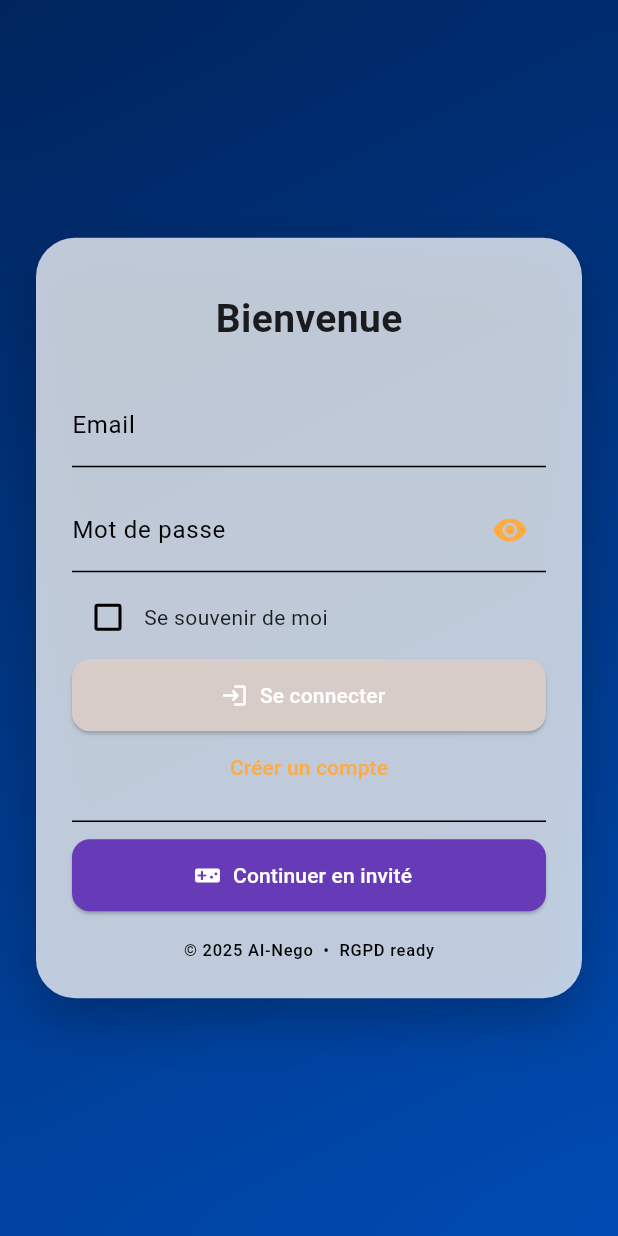
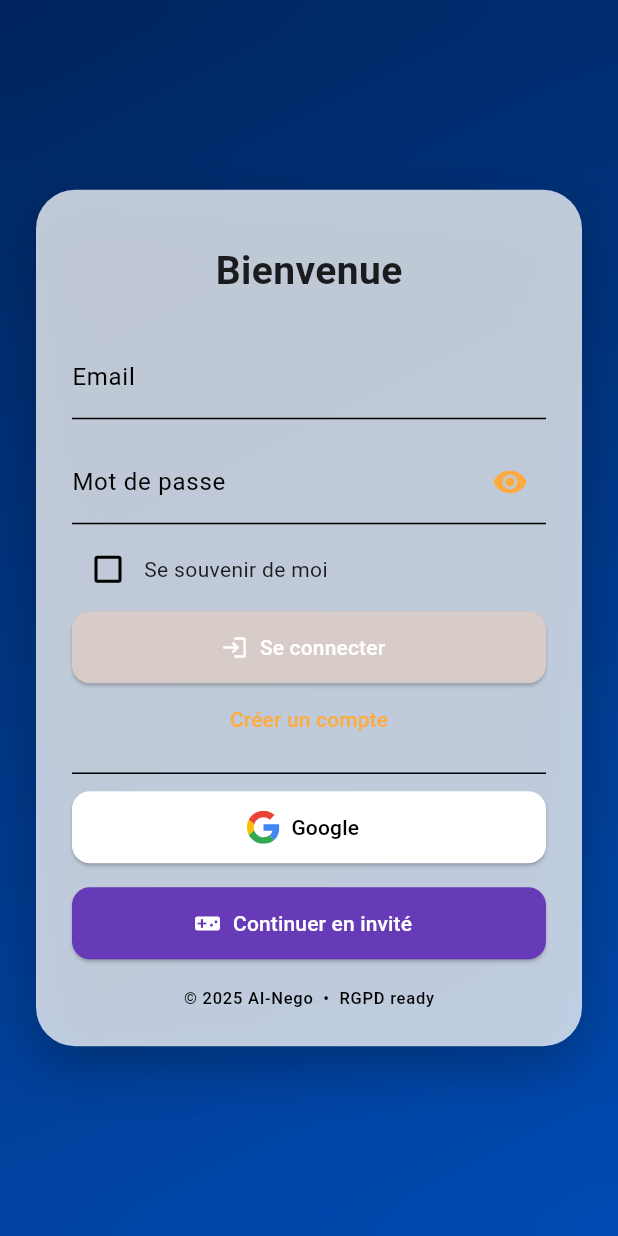
Before and after one commit to usasin/quiz_commercial2024, a Flutter app: the screen it shows after launch, after a tap on "Se connecter", on a phone screen of 412 x 824 dp. Run offline on Flutter 3.47's test engine with Material 3 defaults, Android fonts, the phone set to English and light mode, and no system bars; our stand-ins replace audioplayers, auto_size_text, cached_network_image, cloud_firestore, easy_localization, firebase_auth and 22 more; missing offline and left inert: app_tracking_transparency, flutter_sound; accounts and stored records are empty; network calls fail.

Commit message:
Update login_screen.dart

```diff
--- a/lib/screens/login_screen.dart
+++ b/lib/screens/login_screen.dart
@@ -1,20 +1,26 @@
-// login_screen.dart — refonte UI 2025 (e-mail + invité uniquement)
-// ignore_for_file: use_build_context_synchronously, avoid_print
+// login_screen.dart — refonte UI 2025 (corrected)
+// ignore_for_file: avoid_print
 
+import 'dart:convert';
+import 'dart:io';
+import 'dart:math';
+import 'dart:ui' show ImageFilter;
 
-import 'dart:ui';
-
+import 'package:app_tracking_transparency/app_tracking_transparency.dart';
 import 'package:cloud_firestore/cloud_firestore.dart';
+import 'package:crypto/crypto.dart';
 import 'package:easy_localization/easy_localization.dart';
 import 'package:firebase_auth/firebase_auth.dart';
 import 'package:firebase_messaging/firebase_messaging.dart';
 import 'package:flutter/material.dart';
+import 'package:flutter_secure_storage/flutter_secure_storage.dart';
+import 'package:flutter_svg/flutter_svg.dart';
 import 'package:google_mobile_ads/google_mobile_ads.dart';
+import 'package:google_sign_in/google_sign_in.dart';
+import 'package:sign_in_with_apple/sign_in_with_apple.dart';
 import 'package:shared_preferences/shared_preferences.dart';
 
 import '../ad_manager.dart';
-
-/*───────────────────────────────────────────────────────────*/
 
 class LoginScreen extends StatefulWidget {
   const LoginScreen({super.key});
@@ -22,16 +28,20 @@ class LoginScreen extends StatefulWidget {
   State<LoginScreen> createState() => _LoginScreenState();
 }
 
+/*───────────────────────────────────────────────────────────*/
+
 class _LoginScreenState extends State<LoginScreen> {
   /* ------------- Instances ------------- */
-  final _auth  = FirebaseAuth.instance;
+  final _auth = FirebaseAuth.instance;
+  final _googleSignIn = GoogleSignIn();
   final _email = TextEditingController();
-  final _pass  = TextEditingController();
-  final _name  = TextEditingController();
+  final _pass = TextEditingController();
+  final _name = TextEditingController();
+  final _secure = const FlutterSecureStorage();
 
   /* ------------- UI states ------------- */
-  bool _obscure   = true;
-  bool _remember  = false;
+  bool _obscure = true;
+  bool _remember = false;
   bool _loginMode = true;
 
   /* ------------- Ad banner ------------- */
@@ -44,21 +54,32 @@ class _LoginScreenState extends State<LoginScreen> {
   @override
   void initState() {
     super.initState();
+    _requestATTIfNeeded();
     _loadInfo();
     _initBanner();
     if (_auth.currentUser != null) {
-      WidgetsBinding.instance.addPostFrameCallback(
-            (_) => Navigator.pushReplacementNamed(context, '/chapter_menu'),
-      );
+      WidgetsBinding.instance.addPostFrameCallback((_) {
+        if (!mounted) return;
+        Navigator.pushReplacementNamed(context, '/chapter_menu');
+      });
+    }
+  }
+
+  Future<void> _requestATTIfNeeded() async {
+    if (Platform.isIOS) {
+      final status = await AppTrackingTransparency.trackingAuthorizationStatus;
+      if (status == TrackingStatus.notDetermined) {
+        await AppTrackingTransparency.requestTrackingAuthorization();
+      }
     }
   }
 
   void _initBanner() {
     _banner = BannerAd(
-      adUnitId : AdManager.bannerAdUnitId,
-      size     : AdSize.banner,
-      listener : BannerAdListener(
-        onAdLoaded    : (_) => setState(() => _bannerReady = true),
+      adUnitId: AdManager.bannerAdUnitId,
+      size: AdSize.banner,
+      listener: BannerAdListener(
+        onAdLoaded: (_) => setState(() => _bannerReady = true),
         onAdFailedToLoad: (ad, err) => ad.dispose(),
       ),
       request: const AdRequest(),
@@ -75,54 +96,62 @@ class _LoginScreenState extends State<LoginScreen> {
   }
 
   /* ******************************************************* */
-  /*  PREFERENCES                                            */
+  /*  PREFERENCES & SECURE STORAGE                           */
   /* ******************************************************* */
   Future<void> _loadInfo() async {
     final prefs = await SharedPreferences.getInstance();
+    final storedPass = await _secure.read(key: 'password');
+    if (!mounted) return;
     setState(() {
-      _email.text = prefs.getString('email')    ?? '';
-      _pass.text  = prefs.getString('password') ?? '';
-      _remember   = prefs.getBool('rememberMe') ?? false;
+      _email.text = prefs.getString('email') ?? '';
+      _pass.text = storedPass ?? '';
+      _remember = prefs.getBool('rememberMe') ?? false;
     });
   }
 
   Future<void> _saveInfo() async {
-    if (!_remember) return;
-    final p = await SharedPreferences.getInstance();
-    p
-      ..setString('email', _email.text)
-      ..setString('password', _pass.text)
-      ..setBool('rememberMe', true);
+    final prefs = await SharedPreferences.getInstance();
+    if (_remember) {
+      await prefs.setString('email', _email.text);
+      await prefs.setBool('rememberMe', true);
+      await _secure.write(key: 'password', value: _pass.text);
+    } else {
+      await prefs.remove('email');
+      await prefs.remove('rememberMe');
+      await _secure.delete(key: 'password');
+    }
   }
 
   /* ******************************************************* */
   /*  FIREBASE HELPERS                                       */
   /* ******************************************************* */
   Future<void> _ensureUserDoc(User u, {String? displayName}) async {
-    final ref  = FirebaseFirestore.instance.collection('users').doc(u.uid);
+    final ref = FirebaseFirestore.instance.collection('users').doc(u.uid);
     final snap = await ref.get();
 
     await ref.set({
-      'name'    : displayName ?? u.displayName ?? 'Invité',
-      'email'   : u.email ?? '',
+      'name': displayName ?? u.displayName ?? 'Invité',
+      'email': u.email ?? '',
       'photoURL': u.photoURL ?? '',
     }, SetOptions(merge: true));
 
     if (!snap.exists) {
       await ref.set({
-        'createdAt'      : FieldValue.serverTimestamp(),
-        'chapters'       : {},
-        'totalScore'     : 0,
-        'unlockedLevels' : {},
+        'createdAt': FieldValue.serverTimestamp(),
+        'chapters': {},
+        'totalScore': 0,
+        'unlockedLevels': {},
         'unlockedModules': {},
-        'lastChapterId'  : '',
+        'lastChapterId': '',
         'scrollPositions': {},
       }, SetOptions(merge: true));
     }
 
+    // Demande de permission notifications (iOS ≥ 10 / Android 13+)
+    await FirebaseMessaging.instance.requestPermission();
     final token = await FirebaseMessaging.instance.getToken();
     if (token != null) {
-      ref.set({'fcmToken': token}, SetOptions(merge: true));
+      await ref.set({'fcmToken': token}, SetOptions(merge: true));
     }
   }
 
@@ -133,9 +162,10 @@ class _LoginScreenState extends State<LoginScreen> {
     if (_email.text.isEmpty || _pass.text.isEmpty) return;
     try {
       await _auth.signInWithEmailAndPassword(
-          email: _email.text.trim(), password: _pass.text);
+          email: _email.text, password: _pass.text);
       await _saveInfo();
       await _ensureUserDoc(_auth.currentUser!);
+      if (!mounted) return;
       Navigator.pushReplacementNamed(context, '/chapter_menu');
     } on FirebaseAuthException catch (e) {
       _snack(e.message ?? 'Erreur');
@@ -146,8 +176,9 @@ class _LoginScreenState extends State<LoginScreen> {
     if ([_name.text, _email.text, _pass.text].any((e) => e.isEmpty)) return;
     try {
       final cred = await _auth.createUserWithEmailAndPassword(
-          email: _email.text.trim(), password: _pass.text);
-      await _ensureUserDoc(cred.user!, displayName: _name.text.trim());
+          email: _email.text, password: _pass.text);
+      await _ensureUserDoc(cred.user!, displayName: _name.text);
+      if (!mounted) return;
       _snack('Inscription réussie, connecte-toi 👍');
       setState(() {
         _loginMode = true;
@@ -158,13 +189,56 @@ class _LoginScreenState extends State<LoginScreen> {
     }
   }
 
+  Future<void> _google() async {
+    try {
+      final gUser = await _googleSignIn.signIn();
+      if (gUser == null) return;
+      final gAuth = await gUser.authentication;
+      final cred = GoogleAuthProvider.credential(
+          idToken: gAuth.idToken, accessToken: gAuth.accessToken);
+      final res = await _auth.signInWithCredential(cred);
+      await _ensureUserDoc(res.user!);
+      if (!mounted) return;
+      Navigator.pushReplacementNamed(context, '/chapter_menu');
+    } catch (e) {
+      _snack('Erreur Google : $e');
+    }
+  }
+
+  Future<void> _apple() async {
+    try {
+      final rawNonce = _generateNonce();
+      final nonce = _sha256OfString(rawNonce);
+
+      final appleId = await SignInWithApple.getAppleIDCredential(
+        scopes: [AppleIDAuthorizationScopes.email, AppleIDAuthorizationScopes.fullName],
+        nonce: nonce,
+      );
+
+      final cred = OAuthProvider('apple.com').credential(
+        idToken: appleId.identityToken,
+        rawNonce: rawNonce,
+      );
+
+      final res = await _auth.signInWithCredential(cred);
+      await _ensureUserDoc(res.user!,
+          displayName:
+          '${appleId.givenName ?? ''} ${appleId.familyName ?? ''}'.trim());
+      if (!mounted) return;
+      Navigator.pushReplacementNamed(context, '/chapter_menu');
+    } catch (e) {
+      _snack('Erreur Apple : $e');
+    }
+  }
+
   Future<void> _guest() async {
     try {
       final res = await _auth.signInAnonymously();
       await _ensureUserDoc(res.user!, displayName: 'Invité');
+      if (!mounted) return;
       Navigator.pushReplacementNamed(context, '/chapter_menu');
     } on FirebaseAuthException catch (e) {
-      _snack('Invité : ${e.message}');
+      _snack('Invité: ${e.message}');
     }
   }
 
@@ -175,10 +249,27 @@ class _LoginScreenState extends State<LoginScreen> {
       ScaffoldMessenger.of(context).showSnackBar(SnackBar(content: Text(m)));
 
   InputDecoration _dec(String label, {Widget? icon}) => InputDecoration(
-    labelText : label,
-    border    : const UnderlineInputBorder(),
+    labelText: label,
+    border: const UnderlineInputBorder(),
     suffixIcon: icon,
   );
+
+  /* ******************************************************* */
+  /*  NONCE HELPERS                                          */
+  /* ******************************************************* */
+  String _generateNonce([int length = 32]) {
+    const charset =
+        '0123456789ABCDEFGHIJKLMNOPQRSTUVXYZabcdefghijklmnopqrstuvwxyz-._';
+    final rand = Random.secure();
+    return List.generate(
+        length, (_) => charset[rand.nextInt(charset.length)]).join();
+  }
+
+  String _sha256OfString(String input) {
+    final bytes = utf8.encode(input);
+    final digest = sha256.convert(bytes);
+    return digest.toString();
+  }
 
   /* ******************************************************* */
   /*  BUILD                                                  */
@@ -200,16 +291,13 @@ class _LoginScreenState extends State<LoginScreen> {
             decoration: const BoxDecoration(
               gradient: LinearGradient(
                   colors: [Color(0xff002d74), Color(0xff005ee0)],
-                begin : Alignment.topLeft,
-                end   : Alignment.bottomRight,
-              ),
+                  begin: Alignment.topLeft,
+                  end: Alignment.bottomRight),
             ),
           ),
           BackdropFilter(
               filter: ImageFilter.blur(sigmaX: 20, sigmaY: 20),
-            child : Container(color: Colors.black.withOpacity(.2)),
-          ),
-
+              child: Container(color: Colors.black.withOpacity(.2))),
           // ---- carte login
           Center(
             child: SingleChildScrollView(
@@ -217,14 +305,13 @@ class _LoginScreenState extends State<LoginScreen> {
               child: Container(
                 padding: const EdgeInsets.all(24),
                 decoration: BoxDecoration(
-                  color        : colors.surface.withOpacity(.75),
-                  borderRadius : BorderRadius.circular(26),
-                  boxShadow    : [
+                  color: colors.background.withOpacity(.75),
+                  borderRadius: BorderRadius.circular(26),
+                  boxShadow: [
                     BoxShadow(
                         color: Colors.black.withOpacity(.25),
                         blurRadius: 30,
-                      offset: const Offset(0, 14),
-                    )
+                        offset: const Offset(0, 14))
                   ],
                 ),
                 child: Column(
@@ -238,23 +325,21 @@ class _LoginScreenState extends State<LoginScreen> {
                     ),
                     const SizedBox(height: 24),
 
+                    // ------------ champs
                     if (!_loginMode)
                       TextField(
                           controller: _name,
                           textCapitalization: TextCapitalization.words,
-                        decoration: _dec('Nom'.tr()),
-                      ),
+                          decoration: _dec('Nom'.tr())),
                     TextField(
                         controller: _email,
                         keyboardType: TextInputType.emailAddress,
-                      decoration: _dec('Email'.tr()),
-                    ),
+                        decoration: _dec('Email'.tr())),
                     const SizedBox(height: 14),
                     TextField(
-                      controller : _pass,
+                      controller: _pass,
                       obscureText: _obscure,
-                      decoration : _dec(
-                        'Mot de passe'.tr(),
+                      decoration: _dec('Mot de passe'.tr(),
                           icon: IconButton(
                               icon: Icon(
                                   _obscure
@@ -262,36 +347,28 @@ class _LoginScreenState extends State<LoginScreen> {
                                       : Icons.visibility_off,
                                   color: colors.primary),
                               onPressed: () =>
-                              setState(() => _obscure = !_obscure),
-                        ),
-                      ),
+                                  setState(() => _obscure = !_obscure))),
                     ),
 
+                    // ------------ remember + bouton
                     const SizedBox(height: 6),
-                    Row(
-                      children: [
+                    Row(children: [
                       Checkbox(
                           value: _remember,
                           activeColor: colors.primary,
-                          onChanged: (v) =>
-                              setState(() => _remember = v!),
-                        ),
-                        Text('Se souvenir de moi'.tr()),
-                      ],
-                    ),
+                          onChanged: (v) => setState(() => _remember = v!)),
+                      Text('Se souvenir de moi'.tr())
+                    ]),
                     const SizedBox(height: 4),
                     ElevatedButton.icon(
                       style: ElevatedButton.styleFrom(
                           minimumSize: const Size.fromHeight(48),
                           shape: RoundedRectangleBorder(
-                          borderRadius: BorderRadius.circular(12),
-                        ),
-                      ),
+                              borderRadius: BorderRadius.circular(12))),
                       icon: Icon(
                           _loginMode ? Icons.login : Icons.person_add_alt_1),
-                      label: Text(_loginMode
-                          ? 'Se connecter'.tr()
-                          : 'S’inscrire'.tr()),
+                      label: Text(
+                          _loginMode ? 'Se connecter'.tr() : 'S’inscrire'.tr()),
                       onPressed: _loginMode ? _signInMail : _signUpMail,
                     ),
                     TextButton(
@@ -300,33 +377,61 @@ class _LoginScreenState extends State<LoginScreen> {
                         child: Text(_loginMode
                             ? 'Créer un compte'
                             : 'Déjà inscrit ? Connectez-vous')
-                          .tr(),
+                            .tr()),
+
+                    // ------------ SSO
+                    const Divider(height: 24),
+                    ElevatedButton.icon(
+                      style: ElevatedButton.styleFrom(
+                          foregroundColor: Colors.black,
+                          backgroundColor: Colors.white,
+                          minimumSize: const Size.fromHeight(48),
+                          shape: RoundedRectangleBorder(
+                              borderRadius: BorderRadius.circular(12))),
+                      icon: SvgPicture.asset('assets/icons/Google.svg',
+                          height: 22),
+                      label: const Text('Google'),
+                      onPressed: _google,
+                    ),
+                    if (Platform.isIOS)
+                      Padding(
+                        padding: const EdgeInsets.only(top: 8.0),
+                        child: ElevatedButton.icon(
+                          style: ElevatedButton.styleFrom(
+                              backgroundColor: Colors.black,
+                              minimumSize: const Size.fromHeight(48),
+                              shape: RoundedRectangleBorder(
+                                  borderRadius: BorderRadius.circular(12))),
+                          icon: SvgPicture.asset(
+                              'assets/icons/Apple-logo-icon.svg',
+                              height: 24,
+                              colorFilter: const ColorFilter.mode(
+                                  Colors.white, BlendMode.srcIn)),
+                          label: const Text('Apple',
+                              style: TextStyle(color: Colors.white)),
+                          onPressed: _apple,
+                        ),
                       ),
 
-                    const Divider(height: 24),
-
                     // ------------ invité
+                    const SizedBox(height: 16),
                     ElevatedButton.icon(
                       style: ElevatedButton.styleFrom(
                           backgroundColor: Colors.deepPurple,
                           minimumSize: const Size.fromHeight(48),
                           shape: RoundedRectangleBorder(
-                          borderRadius: BorderRadius.circular(12),
-                        ),
-                      ),
+                              borderRadius: BorderRadius.circular(12))),
                       icon: const Icon(Icons.videogame_asset),
                       label: const Text('Continuer en invité'),
                       onPressed: _guest,
                     ),
 
                     const SizedBox(height: 18),
-                    Text(
-                      '© 2025 AI-Nego  •  RGPD ready',
+                    Text('© 2025 AI-Nego  •  RGPD ready',
                         style: Theme.of(context)
                             .textTheme
                             .labelSmall
-                          ?.copyWith(color: colors.outline),
-                    ),
+                            ?.copyWith(color: colors.outline)),
                   ],
                 ),
               ),
```
Lines whose indentation alone changed are shown as unchanged.
